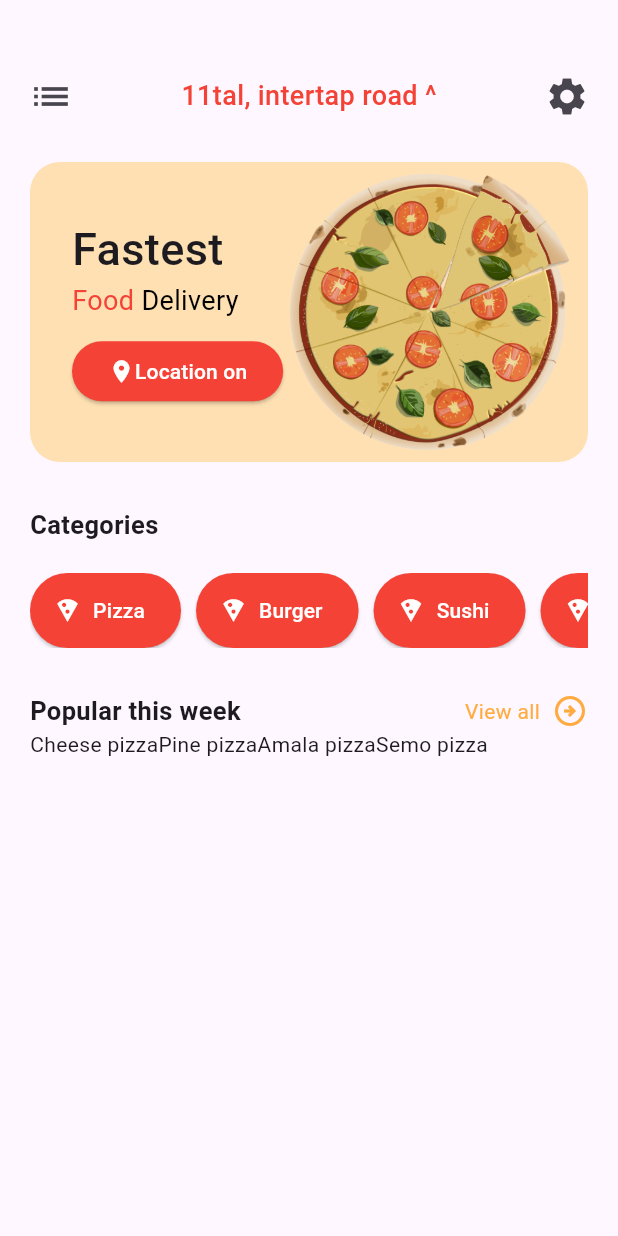
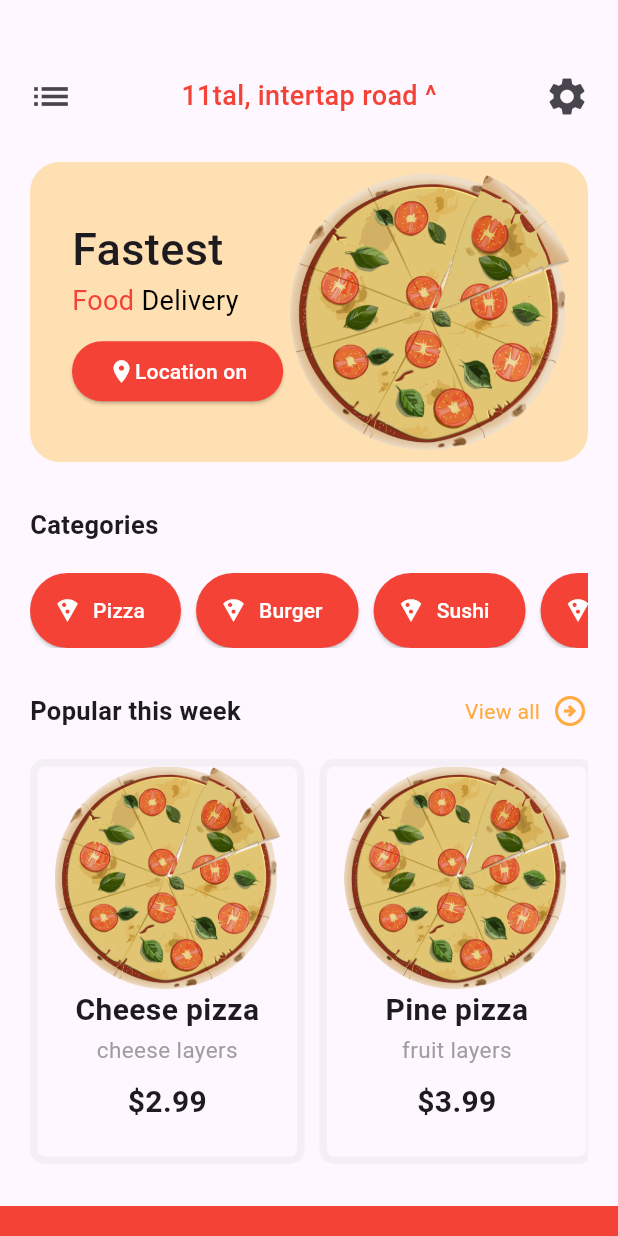
Before and after one commit to juliusfaj/food_app, a Flutter app: the screen it shows after launch, on a phone screen of 412 x 824 dp. Run offline on Flutter 3.47's test engine with Material 3 defaults, Android fonts, the phone set to English and light mode, and no system bars.

Commit message:
code updatee

```diff
--- a/lib/screens/banner.dart
+++ b/lib/screens/banner.dart
@@ -1,3 +1,4 @@
+import 'package:flutter/cupertino.dart';
 import 'package:flutter/material.dart';
 import 'package:practice_app/screens/sliders.dart';
 
@@ -142,6 +143,18 @@ class AppBanner extends StatelessWidget {
         Padding(
           padding: EdgeInsets.symmetric(horizontal: 20.0, vertical: 0),
           child: AppSliders(),
+        ),
+
+        Spacer(),
+        BottomAppBar(
+          color: Colors.red.shade500,
+          height: 20.0,
+
+          child: Row(
+            children: [
+              Text('funnso ')
+            ],
+          ),
         )
       ],
     );
--- a/lib/screens/sliders.dart
+++ b/lib/screens/sliders.dart
@@ -1,3 +1,4 @@
+import 'package:flutter/cupertino.dart';
 import 'package:flutter/material.dart';
 
 class AppSliders extends StatelessWidget {
@@ -24,6 +25,13 @@ class AppSliders extends StatelessWidget {
     "semo layers"
   ];
 
+  List<String> popularPizzaPrice = [
+    "\$2.99",
+    "\$3.99",
+    "\$4.99",
+    "\$5.99",
+  ];
+
   List<double> prices = [2.99, 3.99, 4.99, 5.99];
 
   @override
@@ -40,7 +48,7 @@ class AppSliders extends StatelessWidget {
             Row(
               children: [
                 Padding(
-                  padding:  EdgeInsets.only(right: 8.0),
+                  padding: EdgeInsets.only(right: 8.0),
                   child: Text(
                     'View all',
                     style: TextStyle(
@@ -56,18 +64,62 @@ class AppSliders extends StatelessWidget {
             )
           ],
         ),
-        SizedBox(
-          height: 200.0,
+        Padding(
+          padding: const EdgeInsets.only(top: 20.0),
+          child: SizedBox(
+            height: 270.0,
             child: ListView.builder(
                 scrollDirection: Axis.horizontal,
                 itemCount: popularImages.length,
                 itemBuilder: (context, index) {
-            return Column(
+                  return Row(
                     children: [
-                Text(popularPizza[index])
+                      Padding(
+                        padding: const EdgeInsets.only(right: 10.0),
+                        child: Container(
+                          width: 183.0,
+                          decoration: BoxDecoration(
+                            border: Border.all(
+                              width: 5.0,
+                              color: Colors.grey.withOpacity(0.1),
+                            ),
+                            borderRadius: BorderRadius.circular(10.0)
+                          ),
+                          child: Column(
+                            children: [
+                              Image.asset(
+                                popularImages[index],
+                                width: 150.0,
+                              ),
+                              Text(
+                                popularPizza[index],
+                                style: TextStyle(
+                                    fontSize: 20.0,
+                                    fontWeight: FontWeight.bold),
+                              ),
+                              Padding(
+                                padding: const EdgeInsets.only(
+                                    top: 1.0, bottom: 10.0),
+                                child: Text(
+                                  popularPizzaSubText[index],
+                                  style: TextStyle(
+                                      fontSize: 15.0, color: Colors.grey),
+                                ),
+                              ),
+                              Text(
+                                popularPizzaPrice[index],
+                                style: TextStyle(
+                                    fontSize: 20.0,
+                                    fontWeight: FontWeight.bold),
+                              )
+                            ],
+                          ),
+                        ),
+                      )
                     ],
                   );
                 }),
+          ),
         )
       ],
     );
```
Lines whose indentation alone changed are shown as unchanged.
